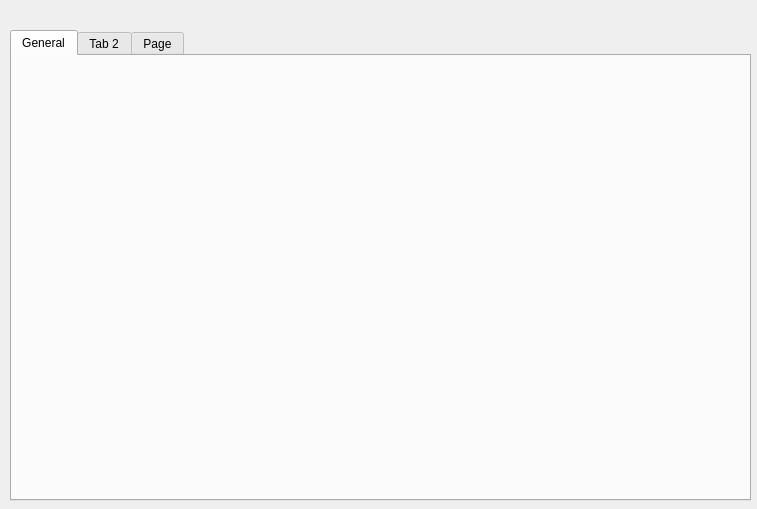
First picture: the form in ui/setting.ui, repository Innovators-Team10/TrollEdit, before the edit.
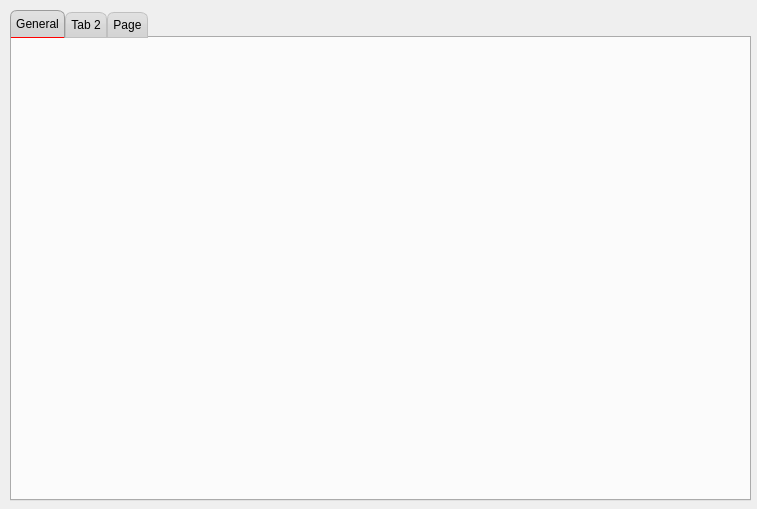
Second picture: the form after the edit. The open tabs and pages were chosen to show the change. Icons and pictures are not drawn.

Commit message: [!] about, setting

Diff of the .ui file:
```diff
--- a/ui/setting.ui
+++ b/ui/setting.ui
@@ -21,11 +21,40 @@
    <property name="geometry">
     <rect>
      <x>10</x>
-     <y>30</y>
+     <y>10</y>
      <width>741</width>
-     <height>471</height>
+     <height>491</height>
     </rect>
    </property>
+   <property name="styleSheet">
+    <string notr="true">QTabBar::tab 
+{
+           background: qlineargradient(x1: 0, y1: 0, x2: 0, y2: 1 stop: 0 #E1E1E1, stop: 0.4 #DDDDDD,stop: 0.5 #D8D8D8, stop: 1.0 #D3D3D3);
+           border: 1px solid silver;
+
+           border-top-left-radius: 7px;
+           border-top-right-radius: 7px;
+           min-width: 18ex;
+           padding: 5px; 
+}
+
+QTabBar::tab:selected, QTabBar::tab:hover
+{
+                        background: qlineargradient(x1: 0, y1: 0, x2: 0, y2: 1,
+						stop: 0 #fafafa, stop: 0.4 #f4f4f4, stop: 0.5 #e7e7e7, stop: 1.0 #fafafa);
+}
+
+QTabBar::tab:selected
+{
+                        border-color: #9B9B9B;
+						border-bottom-color: red;
+}
+
+QTabBar::tab:!selected 
+{
+                      margin-top: 2px;
+  }</string>
+   </property>
    <property name="currentIndex">
     <number>2</number>
    </property>
```
Left out of the diff: 2 changed lines with no effect on the pictures. The commit also changes 6 other files.
